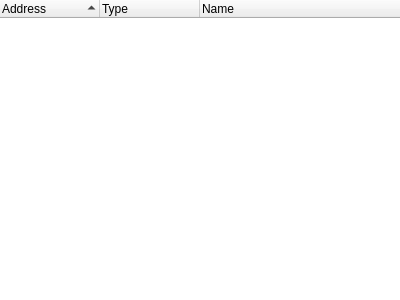
Before: the Qt Designer form src/widgets/SymbolsWidget.ui in rizinorg/cutter, drawn with Qt 5.
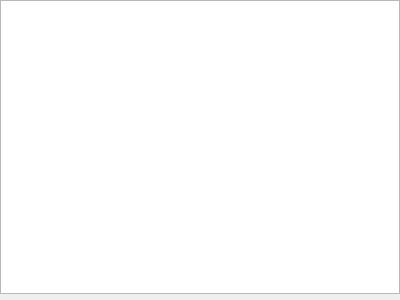
After: the same form once the commit is applied. Custom widgets are drawn as their Qt base class.

Commit message: Refactor SymbolsWidget to use Model/View architecture

```diff
--- a/src/widgets/SymbolsWidget.ui
+++ b/src/widgets/SymbolsWidget.ui
@@ -28,47 +28,29 @@
      <number>0</number>
     </property>
     <item>
-     <widget class="QTreeWidget" name="symbolsTreeWidget">
-      <property name="styleSheet">
-       <string notr="true">QTreeWidget::item
-{
-    padding-top: 1px;
-    padding-bottom: 1px;
-}
-</string>
-      </property>
-      <property name="frameShape">
-       <enum>QFrame::NoFrame</enum>
-      </property>
-      <property name="lineWidth">
-       <number>0</number>
-      </property>
-      <property name="indentation">
-       <number>8</number>
-      </property>
+     <widget class="QTreeView" name="symbolsTreeView">
       <property name="sortingEnabled">
        <bool>true</bool>
       </property>
-      <column>
-       <property name="text">
-        <string>Address</string>
-       </property>
-      </column>
-      <column>
-       <property name="text">
-        <string>Type</string>
-       </property>
-      </column>
-      <column>
-       <property name="text">
-        <string>Name</string>
-       </property>
-      </column>
+      <attribute name="headerShowSortIndicator" stdset="0">
+       <bool>true</bool>
+      </attribute>
      </widget>
     </item>
+    <item>
+     <widget class="QuickFilterView" name="quickFilterView" native="true"/>
+    </item>
    </layout>
   </widget>
  </widget>
+ <customwidgets>
+  <customwidget>
+   <class>QuickFilterView</class>
+   <extends>QWidget</extends>
+   <header>widgets/QuickFilterView.h</header>
+   <container>1</container>
+  </customwidget>
+ </customwidgets>
  <resources/>
  <connections/>
 </ui>
```
The commit also changes 3 other files.
